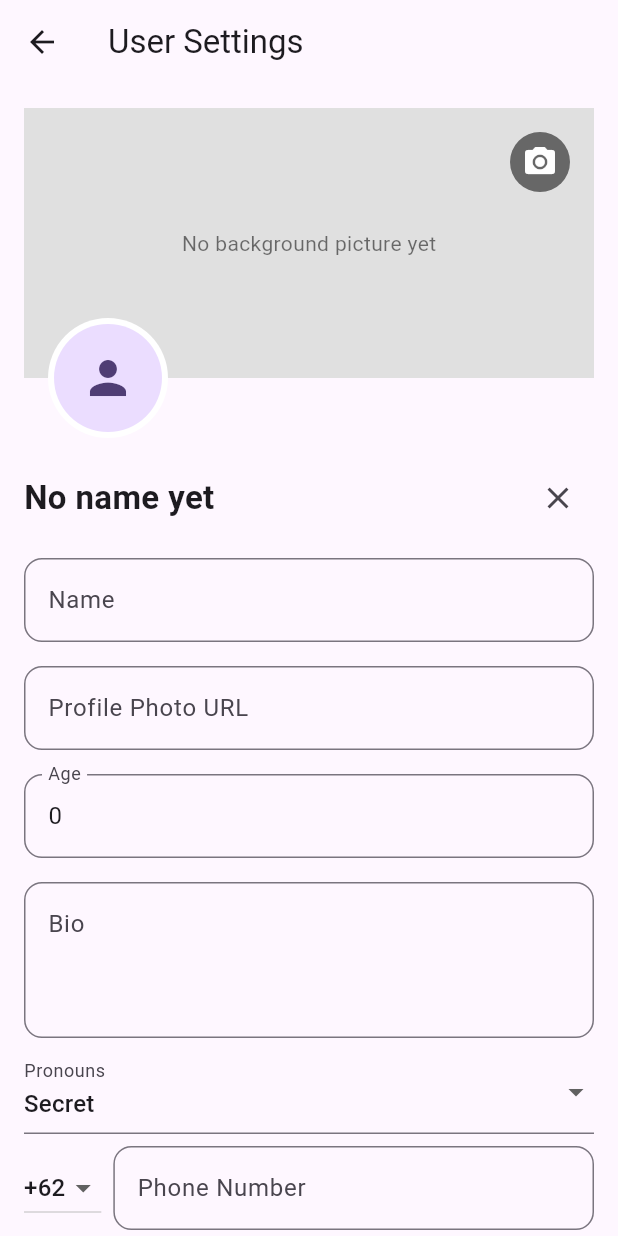
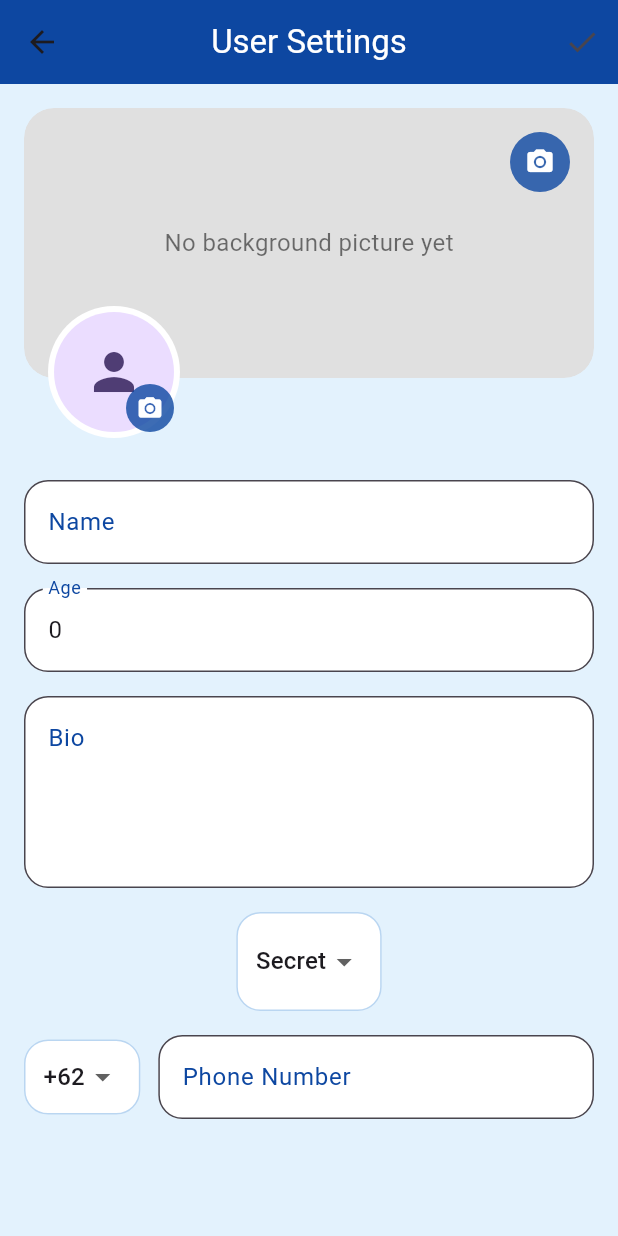
Before and after one commit to mathiasvalhovd/HandicapTracker, a Flutter app: the ProfileScreen screen opened by its route, after a tap on the "edit" icon, on a phone screen of 412 x 824 dp. Run offline on Flutter 3.47's test engine with Material 3 defaults, Android fonts, the phone set to English and light mode, and no system bars; our stand-ins replace cloud_firestore, firebase_auth, firebase_core, google_fonts; accounts and stored records are empty.

Commit message:
Fixing profile settings and UI added

```diff
--- a/my_app/lib/profile_screen.dart
+++ b/my_app/lib/profile_screen.dart
@@ -28,6 +28,10 @@ class _ProfileScreenState extends State<ProfileScreen> {
 
   final List<String> _countryCodes = ['+1', '+44', '+62', '+91', '+81'];
 
+  static const Color lightBlue = Color(0xFFE3F2FD);
+  static const Color darkBlue = Color(0xFF0D47A1);
+  static const Color accentBlue = Color(0xFF1976D2);
+
   @override
   void initState() {
     super.initState();
@@ -53,7 +57,8 @@ class _ProfileScreenState extends State<ProfileScreen> {
         _countryCode = data['phone'].toString().split(' ')[0];
       }
     } catch (e) {
-      ScaffoldMessenger.of(context).showSnackBar(SnackBar(content: Text('Failed to load profile: $e')));
+      ScaffoldMessenger.of(context).showSnackBar(
+          SnackBar(content: Text('Failed to load profile: $e')));
     } finally {
       setState(() => _loading = false);
     }
@@ -68,32 +73,36 @@ class _ProfileScreenState extends State<ProfileScreen> {
         'age': int.tryParse(_ageController.text.trim()),
         'bio': _bioController.text.trim(),
         'pronouns': _pronounsController.text.trim(),
-        'phone': '$_countryCode ${_phoneController.text.trim()}',
+        'phone': _phoneController.text.trim().isEmpty
+            ? ''
+            : '$_countryCode ${_phoneController.text.trim()}',
         'photoUrl': _photoUrl,
         'backgroundUrl': _backgroundUrl,
       }, SetOptions(merge: true));
       setState(() => _isEditing = false);
-      ScaffoldMessenger.of(context).showSnackBar(const SnackBar(content: Text('Profile updated')));
+      ScaffoldMessenger.of(context).showSnackBar(
+          const SnackBar(content: Text('Profile updated')));
     } catch (e) {
-      ScaffoldMessenger.of(context).showSnackBar(SnackBar(content: Text('Failed to save profile: $e')));
+      ScaffoldMessenger.of(context).showSnackBar(
+          SnackBar(content: Text('Failed to save profile: $e')));
     } finally {
       setState(() => _loading = false);
     }
   }
 
-  void _onBackgroundPhotoAction() async {
+  Future<void> _onBackgroundPhotoAction() async {
     final action = await showModalBottomSheet<String>(
       context: context,
       builder: (context) => Column(
         mainAxisSize: MainAxisSize.min,
         children: [
           ListTile(
-            leading: const Icon(Icons.edit),
+            leading: const Icon(Icons.edit, color: darkBlue),
             title: const Text('Edit Background Photo'),
             onTap: () => Navigator.pop(context, 'edit'),
           ),
           ListTile(
-            leading: const Icon(Icons.delete),
+            leading: const Icon(Icons.delete, color: Colors.redAccent),
             title: const Text('Delete Background Photo'),
             onTap: () => Navigator.pop(context, 'delete'),
           ),
@@ -103,9 +112,37 @@ class _ProfileScreenState extends State<ProfileScreen> {
 
     if (action == 'edit') {
       final url = await _showImageUrlDialog(true);
-      if (url != null) setState(() => _backgroundUrl = url);
+      if (url != null && url.isNotEmpty) setState(() => _backgroundUrl = url);
     } else if (action == 'delete') {
       setState(() => _backgroundUrl = '');
+    }
+  }
+
+  Future<void> _onProfilePhotoAction() async {
+    final action = await showModalBottomSheet<String>(
+      context: context,
+      builder: (context) => Column(
+        mainAxisSize: MainAxisSize.min,
+        children: [
+          ListTile(
+            leading: const Icon(Icons.edit, color: darkBlue),
+            title: const Text('Edit Profile Photo'),
+            onTap: () => Navigator.pop(context, 'edit'),
+          ),
+          ListTile(
+            leading: const Icon(Icons.delete, color: Colors.redAccent),
+            title: const Text('Delete Profile Photo'),
+            onTap: () => Navigator.pop(context, 'delete'),
+          ),
+        ],
+      ),
+    );
+
+    if (action == 'edit') {
+      final url = await _showImageUrlDialog(false);
+      if (url != null && url.isNotEmpty) setState(() => _photoUrl = url);
+    } else if (action == 'delete') {
+      setState(() => _photoUrl = '');
     }
   }
 
@@ -115,10 +152,17 @@ class _ProfileScreenState extends State<ProfileScreen> {
       context: context,
       builder: (context) => AlertDialog(
         title: Text('Enter ${isBackground ? 'background' : 'profile'} photo URL'),
-        content: TextField(controller: controller, decoration: const InputDecoration(hintText: 'Image URL')),
+        content: TextField(
+          controller: controller,
+          decoration: const InputDecoration(hintText: 'Image URL'),
+          autofocus: true,
+        ),
         actions: [
           TextButton(onPressed: () => Navigator.pop(context), child: const Text('Cancel')),
-          ElevatedButton(onPressed: () => Navigator.pop(context, controller.text.trim()), child: const Text('Save')),
+          ElevatedButton(
+              style: ElevatedButton.styleFrom(backgroundColor: darkBlue),
+              onPressed: () => Navigator.pop(context, controller.text.trim()),
+              child: const Text('Save')),
         ],
       ),
     );
@@ -135,28 +179,62 @@ class _ProfileScreenState extends State<ProfileScreen> {
         decoration: InputDecoration(
           labelText: label,
           alignLabelWithHint: true,
-          border: OutlineInputBorder(borderRadius: BorderRadius.circular(12)),
+          filled: true,
+          fillColor: Colors.white,
+          border: OutlineInputBorder(
+            borderRadius: BorderRadius.circular(16),
+            borderSide: BorderSide(color: accentBlue),
+          ),
+          focusedBorder: OutlineInputBorder(
+            borderRadius: BorderRadius.circular(16),
+            borderSide: BorderSide(color: darkBlue, width: 2),
+          ),
+          labelStyle: const TextStyle(color: darkBlue),
         ),
       ),
     );
   }
 
-  Widget _infoContainer(String label, String value) {
+  Widget _infoContainer(String label, String value,
+      {bool showDelete = false, VoidCallback? onDelete}) {
     return Container(
       width: double.infinity,
       margin: const EdgeInsets.symmetric(vertical: 6),
-      padding: const EdgeInsets.all(12),
+      padding: const EdgeInsets.all(16),
       decoration: BoxDecoration(
-        color: Colors.grey[100],
-        borderRadius: BorderRadius.circular(12),
-        border: Border.all(color: Colors.grey[400]!),
+        color: Colors.white,
+        borderRadius: BorderRadius.circular(16),
+        boxShadow: [
+          BoxShadow(
+            color: Colors.black.withOpacity(0.07),
+            blurRadius: 6,
+            offset: const Offset(0, 3),
           ),
+        ],
+        border: Border.all(color: accentBlue.withOpacity(0.3)),
+      ),
+      child: Row(
+        crossAxisAlignment: CrossAxisAlignment.start,
+        children: [
+          Expanded(
             child: Column(
               crossAxisAlignment: CrossAxisAlignment.start,
               children: [
-          Text(label, style: const TextStyle(fontWeight: FontWeight.bold)),
-          const SizedBox(height: 4),
-          Text(value.isNotEmpty ? value : 'No $label yet', style: const TextStyle(fontSize: 16)),
+                Text(label,
+                    style: const TextStyle(
+                        fontWeight: FontWeight.bold, color: darkBlue, fontSize: 14)),
+                const SizedBox(height: 6),
+                Text(value.isNotEmpty ? value : 'No $label yet',
+                    style: const TextStyle(fontSize: 16, color: Colors.black87)),
+              ],
+            ),
+          ),
+          if (showDelete && onDelete != null)
+            IconButton(
+              icon: const Icon(Icons.delete, color: Colors.redAccent),
+              onPressed: onDelete,
+              tooltip: 'Delete $label',
+            ),
         ],
       ),
     );
@@ -165,39 +243,93 @@ class _ProfileScreenState extends State<ProfileScreen> {
   @override
   Widget build(BuildContext context) {
     return Scaffold(
-      appBar: AppBar(title: const Text('User Settings')),
+      backgroundColor: lightBlue,
+      appBar: AppBar(
+        centerTitle: true,
+        title: const Text(
+          'User Settings',
+          style: TextStyle(color: Colors.white),
+        ),
+        backgroundColor: darkBlue,
+        elevation: 0,
+        actions: [
+          IconButton(
+            icon: Icon(_isEditing ? Icons.check : Icons.edit),
+            onPressed: () {
+              if (_isEditing) {
+                _saveProfile();
+              } else {
+                setState(() => _isEditing = true);
+              }
+            },
+          )
+        ],
+      ),
       body: _loading
-          ? const Center(child: CircularProgressIndicator())
+          ? const Center(child: CircularProgressIndicator(color: darkBlue))
           : SingleChildScrollView(
         padding: const EdgeInsets.all(16),
         child: Column(
           children: [
+            // Background and profile photo UI
             Stack(
               clipBehavior: Clip.none,
               children: [
-                _backgroundUrl.isNotEmpty
+                ClipRRect(
+                  borderRadius: BorderRadius.circular(20),
+                  child: _backgroundUrl.isNotEmpty
                       ? Image.network(
                     _backgroundUrl,
                     width: double.infinity,
                     height: 180,
                     fit: BoxFit.cover,
+                    loadingBuilder: (context, child, progress) =>
+                    progress == null
+                        ? child
+                        : Container(
+                      width: double.infinity,
+                      height: 180,
+                      color: Colors.grey[200],
+                      child: const Center(
+                          child: CircularProgressIndicator()),
+                    ),
+                    errorBuilder: (context, error, stackTrace) =>
+                        Container(
+                          width: double.infinity,
+                          height: 180,
+                          color: Colors.grey[200],
+                          child: const Center(
+                            child: Icon(Icons.broken_image, size: 48),
+                          ),
+                        ),
                   )
                       : Container(
                     width: double.infinity,
                     height: 180,
+                    decoration: BoxDecoration(
                       color: Colors.grey[300],
-                  alignment: Alignment.center,
-                  child: const Text('No background picture yet',
-                      style: TextStyle(color: Colors.black54)),
+                      borderRadius: BorderRadius.circular(20),
+                    ),
+                    child: const Center(
+                      child: Text(
+                        'No background picture yet',
+                        style: TextStyle(
+                            fontSize: 16, color: Colors.black54),
+                      ),
+                    ),
+                  ),
                 ),
                 Positioned(
                   top: 16,
                   right: 16,
                   child: CircleAvatar(
-                    backgroundColor: Colors.black54,
+                    radius: 20,
+                    backgroundColor: darkBlue.withOpacity(0.8),
                     child: IconButton(
+                      padding: EdgeInsets.zero,
+                      iconSize: 20,
+                      icon: const Icon(Icons.camera_alt, color: Colors.white),
                       onPressed: _onBackgroundPhotoAction,
-                      icon: const Icon(Icons.camera_alt, color: Colors.white),
                     ),
                   ),
                 ),
@@ -205,87 +337,125 @@ class _ProfileScreenState extends State<ProfileScreen> {
                   bottom: -40,
                   left: 16,
                   child: CircleAvatar(
+                    radius: 44,
+                    backgroundColor: Colors.white,
+                    child: Stack(
+                      children: [
+                        CircleAvatar(
                           radius: 40,
-                    backgroundColor: Colors.white,
+                          backgroundImage: _photoUrl.isNotEmpty
+                              ? NetworkImage(_photoUrl)
+                              : null,
+                          child: _photoUrl.isEmpty
+                              ? const Icon(Icons.person, size: 40)
+                              : null,
+                        ),
+                        Positioned(
+                          bottom: 0,
+                          right: 0,
                           child: CircleAvatar(
-                      radius: 36,
-                      backgroundImage: _photoUrl.isNotEmpty ? NetworkImage(_photoUrl) : null,
-                      child: _photoUrl.isEmpty ? const Icon(Icons.person, size: 36) : null,
+                            radius: 16,
+                            backgroundColor: darkBlue.withOpacity(0.8),
+                            child: IconButton(
+                              padding: EdgeInsets.zero,
+                              iconSize: 18,
+                              icon: const Icon(Icons.camera_alt,
+                                  color: Colors.white),
+                              onPressed: _onProfilePhotoAction,
+                            ),
+                          ),
+                        )
+                      ],
                     ),
                   ),
                 ),
               ],
             ),
-            const SizedBox(height: 56),
-            Row(
-              children: [
-                Expanded(
-                  child: Text(
-                    _nameController.text.isNotEmpty ? _nameController.text : 'No name yet',
-                    style: const TextStyle(fontSize: 22, fontWeight: FontWeight.bold),
+            const SizedBox(height: 60),
+            _isEditing
+                ? _buildTextField('Name', _nameController)
+                : _infoContainer('Name', _nameController.text),
+            _isEditing
+                ? _buildTextField('Age', _ageController,
+                keyboardType: TextInputType.number)
+                : _infoContainer('Age', _ageController.text),
+            _isEditing
+                ? _buildTextField('Bio', _bioController, maxLines: 4)
+                : _infoContainer('Bio', _bioController.text),
+            const SizedBox(height: 8),
+            _isEditing
+                ? Container(
+              padding: const EdgeInsets.symmetric(
+                  vertical: 8, horizontal: 12),
+              decoration: BoxDecoration(
+                color: Colors.white,
+                borderRadius: BorderRadius.circular(16),
+                border:
+                Border.all(color: accentBlue.withOpacity(0.3)),
+              ),
+              child: DropdownButtonHideUnderline(
+                child: DropdownButton<String>(
+                  value: _pronounsController.text.isEmpty
+                      ? 'Secret'
+                      : _pronounsController.text,
+                  items: const [
+                    DropdownMenuItem(value: 'He', child: Text('He')),
+                    DropdownMenuItem(value: 'She', child: Text('She')),
+                    DropdownMenuItem(
+                        value: 'Secret', child: Text('Secret')),
+                  ],
+                  onChanged: (val) {
+                    if (val != null) {
+                      setState(() {
+                        _pronounsController.text = val;
+                      });
+                    }
+                  },
                 ),
               ),
-                IconButton(
-                  onPressed: () => setState(() => _isEditing = !_isEditing),
-                  icon: Icon(_isEditing ? Icons.close : Icons.edit),
+            )
+                : _infoContainer('Pronouns', _pronounsController.text),
+            const SizedBox(height: 8),
+            _isEditing
+                ? Row(
+              children: [
+                Container(
+                  padding: const EdgeInsets.symmetric(horizontal: 12),
+                  decoration: BoxDecoration(
+                    color: Colors.white,
+                    borderRadius: BorderRadius.circular(16),
+                    border: Border.all(
+                        color: accentBlue.withOpacity(0.3)),
                   ),
-              ],
-            ),
-            const SizedBox(height: 8),
-            if (_isEditing) ...[
-              _buildTextField('Name', _nameController),
-              Padding(
-                padding: const EdgeInsets.symmetric(vertical: 8),
-                child: TextField(
-                  controller: TextEditingController(text: _photoUrl)
-                    ..selection = TextSelection.collapsed(offset: _photoUrl.length),
-                  onChanged: (value) => setState(() => _photoUrl = value),
-                  decoration: InputDecoration(
-                    labelText: 'Profile Photo URL',
-                    border: OutlineInputBorder(borderRadius: BorderRadius.circular(12)),
+                  child: DropdownButtonHideUnderline(
+                    child: DropdownButton<String>(
+                      value: _countryCode,
+                      items: _countryCodes
+                          .map((code) => DropdownMenuItem(
+                        value: code,
+                        child: Text(code),
+                      ))
+                          .toList(),
+                      onChanged: (val) {
+                        if (val != null) {
+                          setState(() => _countryCode = val);
+                        }
+                      },
                     ),
                   ),
                 ),
-              _buildTextField('Age', _ageController, keyboardType: TextInputType.number),
-              _buildTextField('Bio', _bioController, maxLines: 3),
-              DropdownButtonFormField<String>(
-                value: _pronounsController.text.isNotEmpty ? _pronounsController.text : 'Secret',
-                items: const [
-                  DropdownMenuItem(value: 'He', child: Text('He')),
-                  DropdownMenuItem(value: 'She', child: Text('She')),
-                  DropdownMenuItem(value: 'Secret', child: Text('Secret')),
+                const SizedBox(width: 12),
+                Expanded(
+                  child: _buildTextField('Phone Number',
+                      _phoneController,
+                      keyboardType: TextInputType.phone),
+                )
               ],
-                onChanged: (val) => setState(() => _pronounsController.text = val ?? 'Secret'),
-                decoration: const InputDecoration(labelText: 'Pronouns'),
-              ),
-              Row(
-                children: [
-                  DropdownButton<String>(
-                    value: _countryCode,
-                    onChanged: (val) => setState(() => _countryCode = val ?? '+62'),
-                    items: _countryCodes
-                        .map((code) => DropdownMenuItem(value: code, child: Text(code)))
-                        .toList(),
-                  ),
-                  const SizedBox(width: 8),
-                  Expanded(
-                    child: _buildTextField('Phone Number', _phoneController,
-                        keyboardType: TextInputType.phone),
-                  ),
-                ],
-              ),
-              const SizedBox(height: 16),
-              ElevatedButton(onPressed: _saveProfile, child: const Text('Save Profile')),
-            ] else ...[
-              _infoContainer('Age', _ageController.text),
-              _infoContainer('Bio', _bioController.text),
-              _infoContainer('Pronouns', _pronounsController.text),
-              _infoContainer(
-                  'Phone Number',
+            )
+                : _infoContainer('Phone Number',
                 _phoneController.text.isNotEmpty
                     ? '$_countryCode ${_phoneController.text}'
                     : ''),
-            ],
           ],
         ),
       ),
```
Lines whose indentation alone changed are shown as unchanged.
